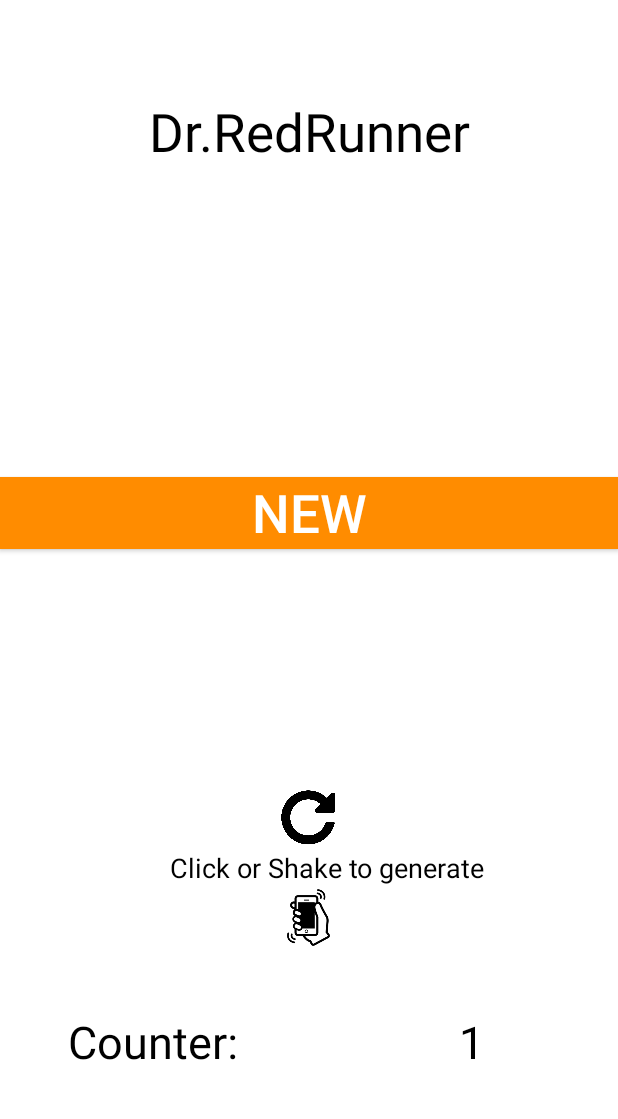
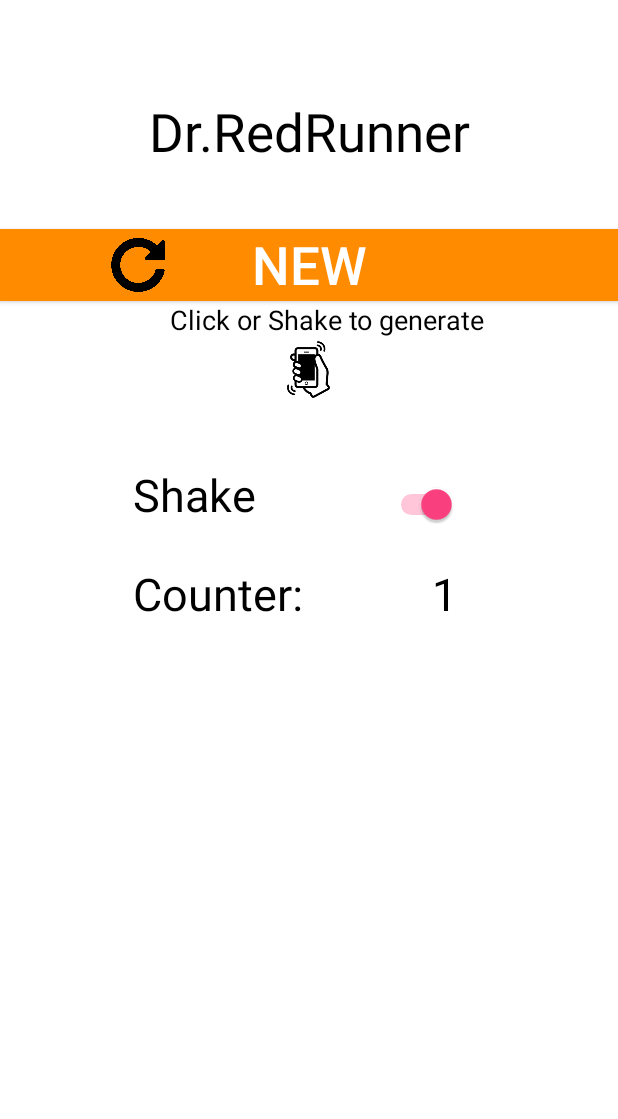
Before and after one commit to FlorianBecher/random_generator, an Android app: the screen it shows after launch (GenerateActivity), after a tap on "GENERATE", on a phone screen of 412 x 824 dp, the part 105-1224 px from its top. Run offline under Robolectric (Android 15) with nearby library versions, the phone set to English and light mode, and no system bars.

Commit message:
working switch

```diff
--- a/app/src/main/java/com/example/admin/randomusername_generator/GenerateActivity.java
+++ b/app/src/main/java/com/example/admin/randomusername_generator/GenerateActivity.java
@@ -6,6 +6,8 @@ import android.hardware.SensorManager;
 import android.os.Bundle;
 import android.support.v7.app.AppCompatActivity;
 import android.view.View;
+import android.widget.CompoundButton;
+import android.widget.Switch;
 import android.widget.TextView;
 
 import java.util.ArrayList;
@@ -15,6 +17,7 @@ import java.util.Random;
 public class GenerateActivity extends AppCompatActivity {
 
     public int number;
+    private boolean shake;
     // The following are used for the shake detection
     private SensorManager mSensorManager;
     private Sensor mAccelerometer;
@@ -27,6 +30,26 @@ public class GenerateActivity extends AppCompatActivity {
         setContentView(R.layout.activity_generate);
         generateName(null);
 
+        final MainActivity main = new MainActivity();
+        Switch mySwitch = (Switch) findViewById(R.id.switch2);
+        Bundle bundle = getIntent().getExtras();
+        boolean shakeable = bundle.getBoolean("shake");
+        shake = shakeable;
+
+        mySwitch.setChecked(shake);
+
+        if (mySwitch != null) {
+            mySwitch.setOnCheckedChangeListener(new CompoundButton.OnCheckedChangeListener() {
+                public void onCheckedChanged(CompoundButton buttonView, boolean isChecked) {
+                    if(isChecked){
+                        shake = true;
+                    }else if(!isChecked){
+                        shake = false;
+                    }
+                }
+            });
+        }
+
 
         // ShakeDetector initialization
         mSensorManager = (SensorManager) getSystemService(Context.SENSOR_SERVICE);
@@ -37,7 +60,9 @@ public class GenerateActivity extends AppCompatActivity {
 
             @Override
             public void onShake(int count) {
+                if (shake) {
                     generateName(null);
+                }
             }
         });
 
@@ -66,9 +91,9 @@ public class GenerateActivity extends AppCompatActivity {
             String second = secondWord.get(index2);
             int index3 = randomGenerator.nextInt(thirdWord.size());
             String third = thirdWord.get(index3);
-        String finalWord = first+second+third;
+            String finalWord = first + second + third;
             CharSequence word = finalWord;
-        TextView tv = (TextView)findViewById(R.id.textViewName);
+            TextView tv = (TextView) findViewById(R.id.textViewName);
             tv.setText(word);
 
             count();
--- a/app/src/main/java/com/example/admin/randomusername_generator/MainActivity.java
+++ b/app/src/main/java/com/example/admin/randomusername_generator/MainActivity.java
@@ -7,9 +7,12 @@ import android.hardware.SensorManager;
 import android.support.v7.app.AppCompatActivity;
 import android.os.Bundle;
 import android.view.View;
-import android.widget.TextView;
+import android.widget.CompoundButton;
+import android.widget.Switch;
 
 public class MainActivity extends AppCompatActivity {
+
+    public boolean shakable = true;
 
     // The following are used for the shake detection
     private SensorManager mSensorManager;
@@ -20,6 +23,20 @@ public class MainActivity extends AppCompatActivity {
     protected void onCreate(Bundle savedInstanceState) {
         super.onCreate(savedInstanceState);
         setContentView(R.layout.activity_home);
+        shakable = true;
+
+        Switch mySwitch = (Switch) findViewById(R.id.switch1);
+
+        assert mySwitch != null;
+        mySwitch.setOnCheckedChangeListener(new CompoundButton.OnCheckedChangeListener() {
+            public void onCheckedChanged(CompoundButton buttonView, boolean isChecked) {
+                if(isChecked){
+                    shakable = true;
+                }else if(!isChecked){
+                    shakable = false;
+                }
+            }
+        });
 
         // ShakeDetector initialization
         mSensorManager = (SensorManager) getSystemService(Context.SENSOR_SERVICE);
@@ -30,14 +47,20 @@ public class MainActivity extends AppCompatActivity {
 
             @Override
             public void onShake(int count) {
-               firstGenerateName(null);
+                if(shakable){
+                    firstGenerateName(null);
+                }
             }
         });
+    }
 
+    public boolean getShakable(){
+        return shakable;
     }
 
     public void firstGenerateName(View v){
         Intent intent = new Intent(this, GenerateActivity.class);
+        intent.putExtra("shake", shakable);
         startActivity(intent);
     }
 
@@ -57,4 +80,5 @@ public class MainActivity extends AppCompatActivity {
 
 
 
+
 }
--- a/app/src/main/res/layout/activity_generate.xml
+++ b/app/src/main/res/layout/activity_generate.xml
@@ -24,7 +24,7 @@
             android:text="Click or Shake to generate"
             android:textAppearance="?android:attr/textAppearanceMedium"
             android:textColor="#000000"
-            android:layout_above="@+id/imageView"
+            android:layout_below="@+id/imageView2"
             android:layout_alignRight="@+id/textView4"
             android:layout_alignEnd="@+id/textView4" />
 
@@ -70,8 +70,7 @@
             android:maxWidth="42dp"
             android:scaleType="fitCenter"
             android:src="@drawable/shake"
-            android:layout_marginBottom="41dp"
-            android:layout_above="@+id/textView6"
+            android:layout_below="@+id/textView"
             android:layout_centerHorizontal="true" />
 
         <ImageView
@@ -82,34 +81,26 @@
             android:maxHeight="42dp"
             android:maxWidth="42dp"            android:scaleType="fitCenter"
             android:src="@drawable/arrow"
-            android:layout_above="@+id/textView"
-            android:layout_centerHorizontal="true" />
-
-        <TextView
-            android:id="@+id/textView6"
-            android:layout_width="wrap_content"
-            android:layout_height="wrap_content"
-            android:text="Counter:"
-            android:textAppearance="?android:attr/textAppearanceLarge"
-            android:textSize="30dp"
-            android:layout_alignParentBottom="true"
-            android:layout_toLeftOf="@+id/textView3"
-            android:layout_toStartOf="@+id/textView3"
-            android:layout_marginBottom="39dp"
-            android:background="#ffffff"
-            android:textColor="#000000" />
+            android:layout_alignTop="@+id/newButton"
+            android:layout_toStartOf="@+id/textView"
+            android:layout_alignBottom="@+id/newButton"
+            android:contentDescription="cr"
+            android:translationZ="500dp"
+            android:visibility="visible" />
 
         <TextView
             android:id="@+id/generate_count"
             android:layout_width="wrap_content"
             android:layout_height="wrap_content"
-            android:layout_alignTop="@+id/textView6"
             android:text="@string/count"
             android:textAppearance="?android:attr/textAppearanceLarge"
             android:textSize="30dp"
-            android:layout_alignEnd="@+id/textView"
-            android:layout_alignRight="@+id/textView"
-            android:textColor="#000000" />
+            android:textColor="#000000"
+            android:layout_alignTop="@+id/textView8"
+            android:layout_alignRight="@+id/textView4"
+            android:layout_alignEnd="@+id/textView4"
+            android:layout_marginRight="18dp"
+            android:layout_marginEnd="18dp" />
 
         <Button
             android:layout_width="match_parent"
@@ -119,10 +110,11 @@
             android:background="#ff8c00"
             android:textColor="#ffffff"
             android:textSize="35dp"
-            android:layout_centerVertical="true"
+            android:onClick="generateName"
+            android:layout_below="@+id/textViewName"
             android:layout_alignParentLeft="true"
             android:layout_alignParentStart="true"
-            android:onClick="generateName" />
+            android:layout_marginTop="41dp" />
 
         <TextView
             android:layout_width="match_parent"
@@ -140,5 +132,40 @@
             android:layout_alignParentStart="true"
             android:gravity="center" />
 
+        <TextView
+            android:id="@+id/textView7"
+            android:layout_width="wrap_content"
+            android:layout_height="wrap_content"
+            android:text="Shake"
+            android:textAppearance="?android:attr/textAppearanceLarge"
+            android:textSize="30dp"
+            android:textColor="#000000"
+            android:layout_marginTop="42dp"
+            android:layout_below="@+id/imageView"
+            android:layout_alignLeft="@+id/textView4"
+            android:layout_alignStart="@+id/textView4" />
+
+        <Switch
+            android:id="@+id/switch2"
+            android:layout_width="wrap_content"
+            android:layout_height="wrap_content"
+            android:checked="true"
+            android:layout_above="@+id/textView8"
+            android:layout_alignRight="@+id/generate_count"
+            android:layout_alignEnd="@+id/generate_count" />
+
+        <TextView
+            android:id="@+id/textView8"
+            android:layout_width="wrap_content"
+            android:layout_height="wrap_content"
+            android:text="Counter:"
+            android:textAppearance="?android:attr/textAppearanceLarge"
+            android:textSize="30dp"
+            android:textColor="#000000"
+            android:layout_marginTop="25dp"
+            android:layout_below="@+id/textView7"
+            android:layout_alignLeft="@+id/textView7"
+            android:layout_alignStart="@+id/textView7" />
+
     </RelativeLayout>
 </FrameLayout>
--- a/app/src/main/res/layout/activity_home.xml
+++ b/app/src/main/res/layout/activity_home.xml
@@ -21,13 +21,13 @@
             android:id="@+id/textView"
             android:layout_width="wrap_content"
             android:layout_height="wrap_content"
-            android:layout_alignEnd="@+id/textView4"
-            android:layout_alignRight="@+id/textView4"
-            android:layout_below="@+id/textView2"
-            android:layout_marginTop="35dp"
+            android:layout_marginTop="41dp"
             android:text="Click or Shake to generate"
             android:textAppearance="?android:attr/textAppearanceMedium"
-            android:textColor="#000000" />
+            android:textColor="#000000"
+            android:textSize="25dp"
+            android:layout_below="@+id/imageView2"
+            android:layout_centerHorizontal="true" />
 
         <TextView
             android:id="@+id/textView2"
@@ -66,13 +66,15 @@
             android:id="@+id/imageView"
             android:layout_width="wrap_content"
             android:layout_height="wrap_content"
-            android:layout_below="@+id/textView"
-            android:layout_centerHorizontal="true"
             android:adjustViewBounds="true"
             android:maxHeight="42dp"
             android:maxWidth="42dp"
             android:scaleType="fitCenter"
-            android:src="@drawable/shake" />
+            android:src="@drawable/shake"
+            android:layout_below="@+id/textView"
+            android:layout_toRightOf="@+id/textView5"
+            android:layout_alignRight="@+id/textView3"
+            android:layout_alignEnd="@+id/textView3" />
 
         <Button
             android:id="@+id/buttonGenerate"
```
Lines whose indentation alone changed are shown as unchanged.
